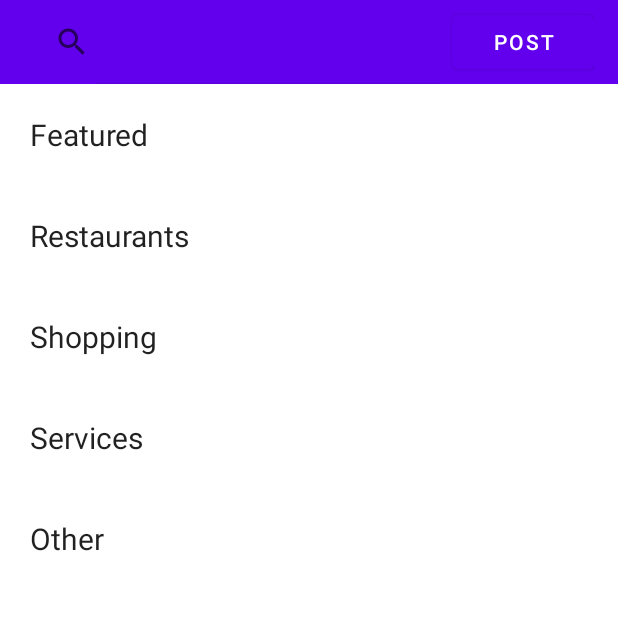
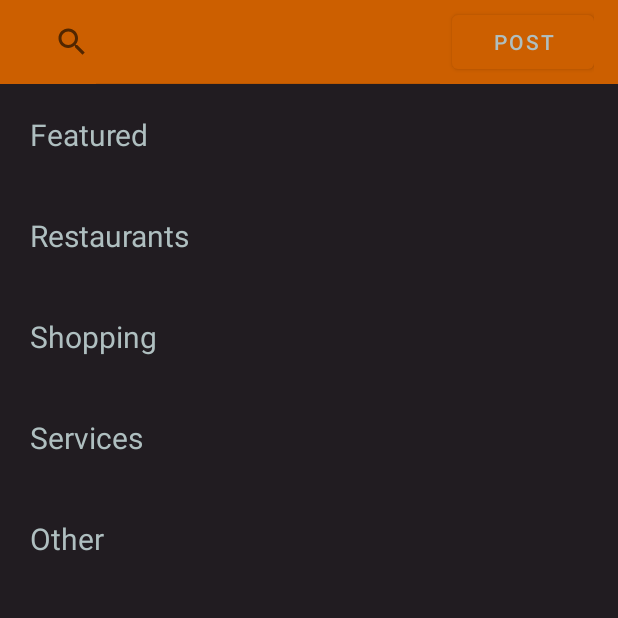
Before and after one commit to jeff-pancho/ReOpen, an Android app: the screen it shows after launch once a user with an empty profile is signed in (MainActivity), on a phone screen of 412 x 824 dp, the top half of it. Run offline under Robolectric (Android 15) with nearby library versions, the phone set to English and light mode, and no system bars; our stand-ins replace Firebase (no records; nobody signed in at launch, a user with empty details on screens opened directly), Picasso.

Commit message:
- changed colours and set up busProfile  -> mapFragment info exchange so that it should work

```diff
--- a/app/src/main/java/com/example/reopen/MapsFragment.java
+++ b/app/src/main/java/com/example/reopen/MapsFragment.java
@@ -45,9 +45,9 @@ public class MapsFragment extends Fragment {
     public View onCreateView(@NonNull LayoutInflater inflater,
                              @Nullable ViewGroup container,
                              @Nullable Bundle savedInstanceState) {
-        //Bundle bundle = this.getArguments();
-        //lat = bundle.getDouble("latitude");
-        //lng = bundle.getDouble("longitude");
+        Bundle bundle = this.getArguments();
+        lat = bundle.getDouble("latitude");
+        lng = bundle.getDouble("longitude");
         return inflater.inflate(R.layout.fragment_maps, container, false);
     }
 
--- a/app/src/main/res/layout/activity_main.xml
+++ b/app/src/main/res/layout/activity_main.xml
@@ -5,7 +5,9 @@
     android:layout_width="match_parent"
     android:layout_height="match_parent"
     android:orientation="vertical"
-    tools:context=".MainActivity" >
+    tools:context=".MainActivity"
+    android:background="@color/reOpen1"
+    android:textColor="@color/reOpen3">
 
     <androidx.appcompat.widget.Toolbar
         android:id="@+id/toolbar"
@@ -32,20 +34,22 @@
                 android:layout_gravity="center_vertical"
                 android:layout_weight="3"
                 android:text="@string/post_button_text"
-                android:onClick="onMakePost" />
+                android:onClick="onMakePost"
+                android:textColor="@color/reOpen3"/>
         </LinearLayout>
     </androidx.appcompat.widget.Toolbar>
 
     <androidx.core.widget.NestedScrollView
         android:layout_width="match_parent"
-        android:layout_height="match_parent" >
+        android:layout_height="match_parent">
         <LinearLayout
             android:layout_width="match_parent"
             android:layout_height="match_parent"
             android:orientation="vertical" >
             <TextView
                 style="@style/MainHeader"
-                android:text="@string/featured_text" />
+                android:text="@string/featured_text"
+                android:textColor="@color/reOpen3"/>
 
             <androidx.recyclerview.widget.RecyclerView
                 android:id="@+id/featured_recycler"
@@ -53,7 +57,8 @@
 
             <TextView
                 style="@style/MainHeader"
-                android:text="@string/restaurants_text" />
+                android:text="@string/restaurants_text"
+                android:textColor="@color/reOpen3"/>
 
             <androidx.recyclerview.widget.RecyclerView
                 android:id="@+id/restaurant_recycler"
@@ -61,7 +66,8 @@
 
             <TextView
                 style="@style/MainHeader"
-                android:text="@string/shopping_text" />
+                android:text="@string/shopping_text"
+                android:textColor="@color/reOpen3"/>
 
             <androidx.recyclerview.widget.RecyclerView
                 android:id="@+id/shopping_recycler"
@@ -69,7 +75,8 @@
 
             <TextView
                 style="@style/MainHeader"
-                android:text="@string/services_text" />
+                android:text="@string/services_text"
+                android:textColor="@color/reOpen3"/>
 
             <androidx.recyclerview.widget.RecyclerView
                 android:id="@+id/services_recycler"
@@ -77,7 +84,8 @@
 
             <TextView
                 style="@style/MainHeader"
-                android:text="@string/other_text" />
+                android:text="@string/other_text"
+                android:textColor="@color/reOpen3"/>
 
             <androidx.recyclerview.widget.RecyclerView
                 android:id="@+id/other_recycler"
--- a/app/src/main/res/values/colors.xml
+++ b/app/src/main/res/values/colors.xml
@@ -7,4 +7,8 @@
     <color name="teal_700">#FF018786</color>
     <color name="black">#FF000000</color>
     <color name="white">#FFFFFFFF</color>
+
+    <color name="reOpen1">#FF211C21</color>
+    <color name="reOpen2">#FFCC5F00</color>
+    <color name="reOpen3">#FFAFBFC0</color>
 </resources>
--- a/app/src/main/res/values/themes.xml
+++ b/app/src/main/res/values/themes.xml
@@ -2,9 +2,9 @@
     <!-- Base application theme. -->
     <style name="Theme.ReOpen" parent="Theme.MaterialComponents.DayNight.NoActionBar">
         <!-- Primary brand color. -->
-        <item name="colorPrimary">@color/purple_500</item>
-        <item name="colorPrimaryVariant">@color/purple_700</item>
-        <item name="colorOnPrimary">@color/white</item>
+        <item name="colorPrimary">@color/reOpen2</item>
+        <item name="colorPrimaryVariant">@color/reOpen2</item>
+        <item name="colorOnPrimary">@color/reOpen1</item>
         <!-- Secondary brand color. -->
         <item name="colorSecondary">@color/teal_200</item>
         <item name="colorSecondaryVariant">@color/teal_700</item>
```
Also changed, not shown: app/src/main/java/com/example/reopen/BusProfileActivity.java (+10 -10 lines), app/src/main/res/layout/activity_bus_profile.xml (+20 -9 lines), app/src/main/res/layout/activity_login.xml (+10 -6 lines), app/src/main/res/layout/activity_register.xml (+8 -4 lines), app/src/main/res/layout/activity_signup.xml (+22 -10 lines), app/src/main/res/layout/card_captioned_image.xml (+8 -3 lines).
